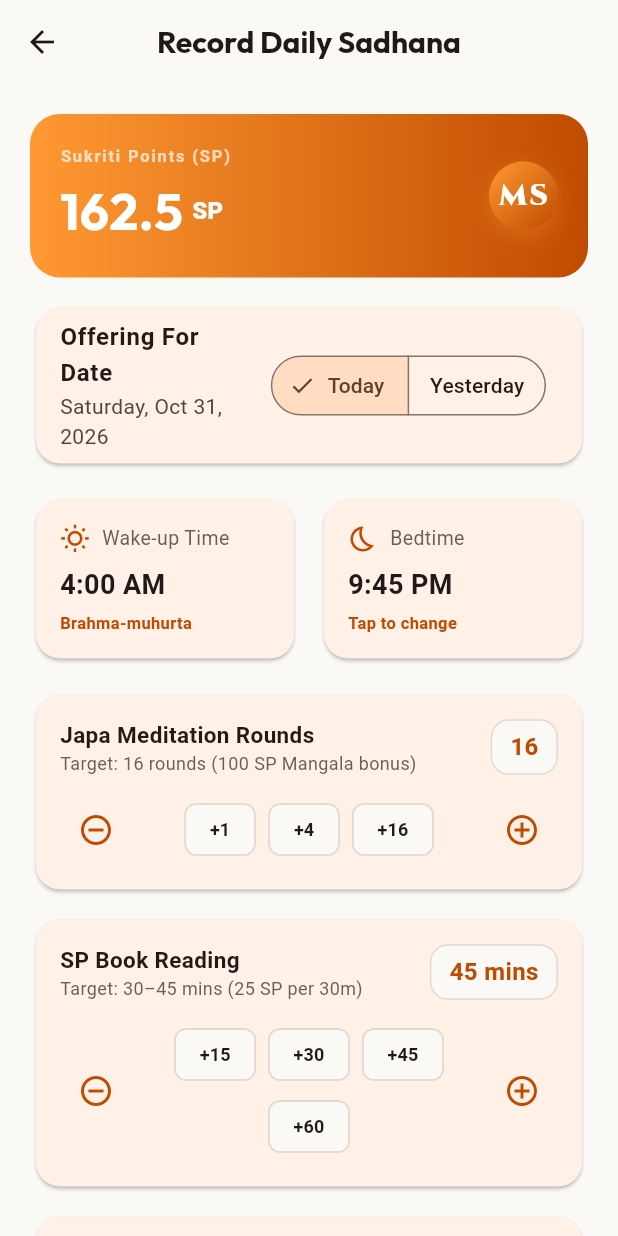
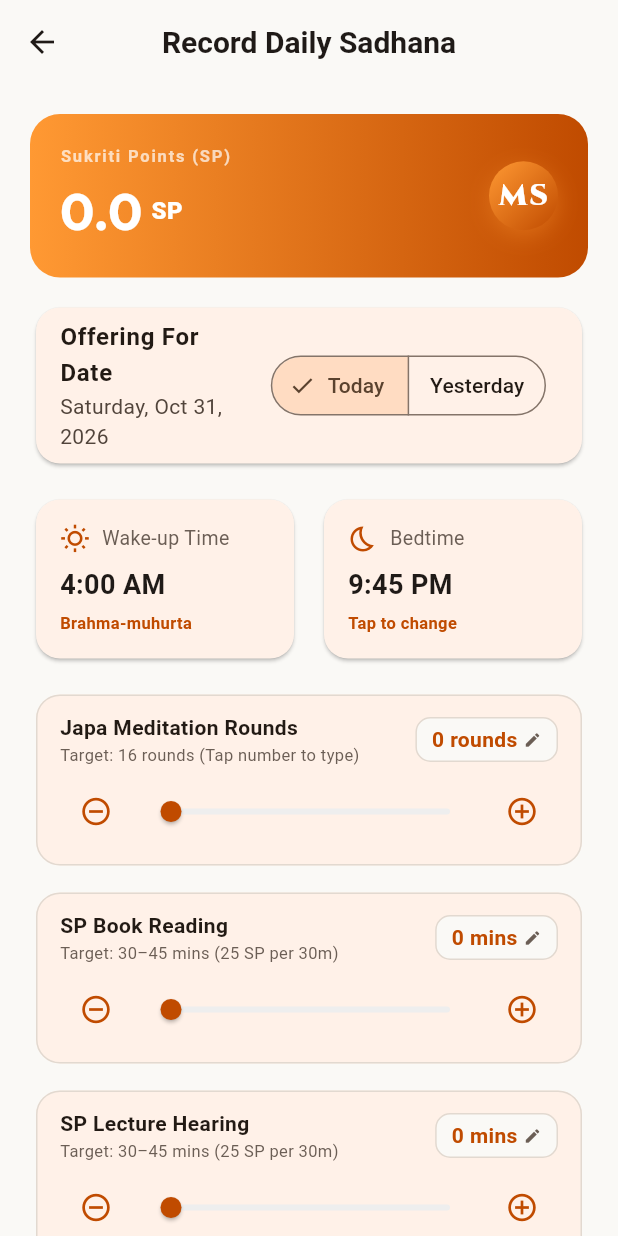
Before and after one commit to terribleuser1/mysadhna, a Flutter app: the screen it shows once a user with an empty profile is signed in, after a tap on "Submit", on a phone screen of 412 x 824 dp. Run offline on Flutter 3.47's test engine with Material 3 defaults, Android fonts, the light colour scheme and no system bars; our stand-ins replace flutter_animate, google_fonts, pdf, printing, shared_preferences, supabase_flutter; accounts and stored records are empty; network calls fail.

Commit message:
release: v1.0.3 - slider controls, performance tuning, and 25MB APK update

```diff
--- a/lib/main.dart
+++ b/lib/main.dart
@@ -217,7 +217,6 @@ class SacredBadge {
   });
 }
 
-// Global Language Controller
 final ValueNotifier<String> appLanguage = ValueNotifier<String>('en');
 
 class AppStrings {
@@ -325,16 +324,16 @@ class MySadhnaApp extends StatelessWidget {
               secondary: AppColors.saffronDark,
               surface: AppColors.cardBg,
             ),
-            appBarTheme: AppBarTheme(
+            appBarTheme: const AppBarTheme(
               backgroundColor: AppColors.creamBg,
               elevation: 0,
               centerTitle: true,
-              titleTextStyle: GoogleFonts.outfit(
+              titleTextStyle: TextStyle(
                 color: AppColors.textDark,
                 fontSize: 20,
                 fontWeight: FontWeight.bold,
               ),
-              iconTheme: const IconThemeData(color: AppColors.textDark),
+              iconTheme: IconThemeData(color: AppColors.textDark),
             ),
           ),
           home: const AuthGate(),
@@ -389,14 +388,9 @@ class MSMonogramLogo extends StatelessWidget {
 // ============================================================================
 // 4. AUTH GATE
 // ============================================================================
-class AuthGate extends StatefulWidget {
+class AuthGate extends StatelessWidget {
   const AuthGate({super.key});
 
-  @override
-  State<AuthGate> createState() => _AuthGateState();
-}
-
-class _AuthGateState extends State<AuthGate> {
   @override
   Widget build(BuildContext context) {
     return StreamBuilder<AuthState>(
@@ -554,7 +548,7 @@ class _OnboardingScreenState extends State<OnboardingScreen> {
                 const MSMonogramLogo(size: 64).animate().scale(duration: 400.ms),
                 const SizedBox(height: 16),
                 Text('My Sadhna', style: GoogleFonts.cinzel(fontSize: 26, fontWeight: FontWeight.bold, color: AppColors.textDark)),
-                Text(isHi ? 'दैनिक साधना एवं सुकृति ट्रैकर' : 'Daily Sadhana & Sukriti Tracker', style: GoogleFonts.outfit(fontSize: 13, color: AppColors.saffronDark, fontWeight: FontWeight.w600, letterSpacing: 1.2)),
+                Text(isHi ? 'दैनिक साधना एवं सुकृति ट्रैकर' : 'Daily Sadhana & Sukriti Tracker', style: const TextStyle(fontSize: 13, color: AppColors.saffronDark, fontWeight: FontWeight.w600, letterSpacing: 1.2)),
                 const SizedBox(height: 24),
                 Container(
                   decoration: BoxDecoration(color: AppColors.creamBg, borderRadius: BorderRadius.circular(12)),
@@ -1445,7 +1439,7 @@ class _DevoteeSelfDashboardScreenState extends State<DevoteeSelfDashboardScreen>
                     onPressed: () => _generatePdfReport(stats),
                   ),
                   const SizedBox(height: 24),
-                  Text(AppStrings.tr('sacred_badges'), style: GoogleFonts.outfit(fontSize: 18, fontWeight: FontWeight.bold, color: AppColors.textDark)),
+                  Text(AppStrings.tr('sacred_badges'), style: const TextStyle(fontSize: 18, fontWeight: FontWeight.bold, color: AppColors.textDark)),
                   const SizedBox(height: 12),
                   Wrap(
                     spacing: 12,
@@ -1491,7 +1485,7 @@ class _DevoteeSelfDashboardScreenState extends State<DevoteeSelfDashboardScreen>
                     }).toList(),
                   ),
                   const SizedBox(height: 24),
-                  Text(AppStrings.tr('recent_offerings'), style: GoogleFonts.outfit(fontSize: 18, fontWeight: FontWeight.bold, color: AppColors.textDark)),
+                  Text(AppStrings.tr('recent_offerings'), style: const TextStyle(fontSize: 18, fontWeight: FontWeight.bold, color: AppColors.textDark)),
                   const SizedBox(height: 12),
                   if (stats.recent.isEmpty)
                     Card(
@@ -1530,7 +1524,7 @@ class _DevoteeSelfDashboardScreenState extends State<DevoteeSelfDashboardScreen>
 }
 
 // ============================================================================
-// 8. DAILY SADHANA SUBMISSION FORM
+// 8. DAILY SADHANA SUBMISSION FORM (Clean Inline Slider Stepper)
 // ============================================================================
 class DailySadhanaEntryScreen extends StatefulWidget {
   final DailyLogData? existingRecord;
@@ -1545,9 +1539,10 @@ class _DailySadhanaEntryScreenState extends State<DailySadhanaEntryScreen> {
   TimeOfDay _wakeUpTime = const TimeOfDay(hour: 4, minute: 0);
   TimeOfDay _bedTime = const TimeOfDay(hour: 21, minute: 45);
 
-  int _rounds = 16;
-  int _spReadingMinutes = 45;
-  int _spLectureMinutes = 30;
+  // Defaults strictly set to 0
+  int _rounds = 0;
+  int _spReadingMinutes = 0;
+  int _spLectureMinutes = 0;
   int _otherHearingMinutes = 0;
   int _shlokasMemorized = 0;
   bool _isSaving = false;
@@ -1636,6 +1631,155 @@ class _DailySadhanaEntryScreenState extends State<DailySadhanaEntryScreen> {
     } finally {
       if (mounted) setState(() => _isSaving = false);
     }
+  }
+
+  void _showDirectValueDialog({
+    required String title,
+    required int currentValue,
+    required int min,
+    required int max,
+    required ValueChanged<int> onSubmitted,
+  }) {
+    final textController = TextEditingController(text: '$currentValue');
+    showDialog(
+      context: context,
+      builder: (ctx) {
+        return AlertDialog(
+          title: Text('Enter $title'),
+          content: TextField(
+            controller: textController,
+            keyboardType: TextInputType.number,
+            autofocus: true,
+            inputFormatters: [FilteringTextInputFormatter.digitsOnly],
+            decoration: InputDecoration(
+              labelText: 'Direct Value ($min - $max)',
+              border: const OutlineInputBorder(),
+            ),
+          ),
+          actions: [
+            TextButton(
+              onPressed: () => Navigator.pop(ctx),
+              child: const Text('Cancel'),
+            ),
+            ElevatedButton(
+              style: ElevatedButton.styleFrom(backgroundColor: AppColors.saffronDark, foregroundColor: Colors.white),
+              onPressed: () {
+                final parsed = int.tryParse(textController.text.trim()) ?? currentValue;
+                onSubmitted(parsed.clamp(min, max));
+                Navigator.pop(ctx);
+              },
+              child: const Text('Set'),
+            ),
+          ],
+        );
+      },
+    );
+  }
+
+  Widget _buildSliderStepperCard({
+    required String title,
+    required String subtitle,
+    required int value,
+    required int min,
+    required int max,
+    required int step,
+    required String unit,
+    required ValueChanged<int> onChanged,
+  }) {
+    return Card(
+      elevation: 0,
+      shape: RoundedRectangleBorder(
+        borderRadius: BorderRadius.circular(16),
+        side: const BorderSide(color: AppColors.borderSubtle),
+      ),
+      child: Padding(
+        padding: const EdgeInsets.symmetric(horizontal: 16, vertical: 12),
+        child: Column(
+          crossAxisAlignment: CrossAxisAlignment.start,
+          children: [
+            Row(
+              mainAxisAlignment: MainAxisAlignment.spaceBetween,
+              children: [
+                Expanded(
+                  child: Column(
+                    crossAxisAlignment: CrossAxisAlignment.start,
+                    children: [
+                      Text(title, style: const TextStyle(fontWeight: FontWeight.bold, fontSize: 14)),
+                      Text(subtitle, style: const TextStyle(color: AppColors.textMuted, fontSize: 11)),
+                    ],
+                  ),
+                ),
+                InkWell(
+                  onTap: () => _showDirectValueDialog(
+                    title: title,
+                    currentValue: value,
+                    min: min,
+                    max: max,
+                    onSubmitted: onChanged,
+                  ),
+                  borderRadius: BorderRadius.circular(10),
+                  child: Container(
+                    padding: const EdgeInsets.symmetric(horizontal: 10, vertical: 4),
+                    decoration: BoxDecoration(
+                      color: AppColors.creamBg,
+                      borderRadius: BorderRadius.circular(10),
+                      border: Border.all(color: AppColors.borderSubtle),
+                    ),
+                    child: Row(
+                      mainAxisSize: MainAxisSize.min,
+                      children: [
+                        Text(
+                          '$value $unit',
+                          style: const TextStyle(fontSize: 14, fontWeight: FontWeight.bold, color: AppColors.saffronDark),
+                        ),
+                        const SizedBox(width: 4),
+                        const Icon(Icons.edit, size: 12, color: AppColors.textMuted),
+                      ],
+                    ),
+                  ),
+                ),
+              ],
+            ),
+            const SizedBox(height: 6),
+            Row(
+              children: [
+                IconButton(
+                  icon: const Icon(Icons.remove_circle_outline, color: AppColors.saffronDark, size: 22),
+                  padding: EdgeInsets.zero,
+                  constraints: const BoxConstraints(),
+                  onPressed: value > min ? () => onChanged((value - step).clamp(min, max)) : null,
+                ),
+                Expanded(
+                  child: SliderTheme(
+                    data: SliderTheme.of(context).copyWith(
+                      activeTrackColor: AppColors.saffronPrimary,
+                      inactiveTrackColor: Colors.grey.shade200,
+                      thumbColor: AppColors.saffronDark,
+                      overlayColor: AppColors.saffronPrimary.withValues(alpha: 0.15),
+                      trackHeight: 4,
+                      thumbShape: const RoundSliderThumbShape(enabledThumbRadius: 7),
+                    ),
+                    child: Slider(
+                      value: value.toDouble(),
+                      min: min.toDouble(),
+                      max: max.toDouble(),
+                      divisions: (max - min) ~/ step,
+                      onChanged: (newVal) => onChanged(newVal.round()),
+                    ),
+                  ),
+                ),
+                IconButton(
+                  icon: const Icon(Icons.add_circle_outline, color: AppColors.saffronDark, size: 22),
+                  padding: EdgeInsets.zero,
+                  constraints: const BoxConstraints(),
+                  onPressed: value < max ? () => onChanged((value + step).clamp(min, max)) : null,
+                ),
+              ],
+            ),
+          ],
+        ),
+      ),
+    );
   }
 
   @override
@@ -1720,16 +1864,61 @@ class _DailySadhanaEntryScreenState extends State<DailySadhanaEntryScreen> {
                 ],
               ),
               const SizedBox(height: 16),
-              _stepperCard('Japa Meditation Rounds', 'Target: 16 rounds (100 SP Mangala bonus)', _rounds, [1, 4, 16], 0, 64, null, (v) => setState(() => _rounds = v)),
-              const SizedBox(height: 12),
-              _stepperCard(AppStrings.tr('sp_reading'), 'Target: 30–45 mins (25 SP per 30m)', _spReadingMinutes, [15, 30, 45, 60], 0, 300, 'mins', (v) => setState(() => _spReadingMinutes = v)),
-              const SizedBox(height: 12),
-              _stepperCard(AppStrings.tr('sp_hearing'), 'Target: 30–45 mins (25 SP per 30m)', _spLectureMinutes, [15, 30, 45, 60], 0, 300, 'mins', (v) => setState(() => _spLectureMinutes = v)),
-              const SizedBox(height: 12),
-              _stepperCard(AppStrings.tr('other_hearing'), 'Kirtan / Katha (25 SP per 30m)', _otherHearingMinutes, [15, 30, 60], 0, 300, 'mins', (v) => setState(() => _otherHearingMinutes = v)),
-              const SizedBox(height: 12),
-              _stepperCard(AppStrings.tr('shlokas'), '+50 SP earned per memorized verse', _shlokasMemorized, [1, 2], 0, 20, 'shlokas', (v) => setState(() => _shlokasMemorized = v)),
-              const SizedBox(height: 24),
+              _buildSliderStepperCard(
+                title: 'Japa Meditation Rounds',
+                subtitle: 'Target: 16 rounds (Tap number to type)',
+                value: _rounds,
+                min: 0,
+                max: 64,
+                step: 1,
+                unit: 'rounds',
+                onChanged: (v) => setState(() => _rounds = v),
+              ),
+              const SizedBox(height: 10),
+              _buildSliderStepperCard(
+                title: AppStrings.tr('sp_reading'),
+                subtitle: 'Target: 30–45 mins (25 SP per 30m)',
+                value: _spReadingMinutes,
+                min: 0,
+                max: 180,
+                step: 5,
+                unit: 'mins',
+                onChanged: (v) => setState(() => _spReadingMinutes = v),
+              ),
+              const SizedBox(height: 10),
+              _buildSliderStepperCard(
+                title: AppStrings.tr('sp_hearing'),
+                subtitle: 'Target: 30–45 mins (25 SP per 30m)',
+                value: _spLectureMinutes,
+                min: 0,
+                max: 180,
+                step: 5,
+                unit: 'mins',
+                onChanged: (v) => setState(() => _spLectureMinutes = v),
+              ),
+              const SizedBox(height: 10),
+              _buildSliderStepperCard(
+                title: AppStrings.tr('other_hearing'),
+                subtitle: 'Kirtan / Katha (25 SP per 30m)',
+                value: _otherHearingMinutes,
+                min: 0,
+                max: 180,
+                step: 5,
+                unit: 'mins',
+                onChanged: (v) => setState(() => _otherHearingMinutes = v),
+              ),
+              const SizedBox(height: 10),
+              _buildSliderStepperCard(
+                title: AppStrings.tr('shlokas'),
+                subtitle: '+50 SP earned per memorized verse',
+                value: _shlokasMemorized,
+                min: 0,
+                max: 20,
+                step: 1,
+                unit: 'shlokas',
+                onChanged: (v) => setState(() => _shlokasMemorized = v),
+              ),
+              const SizedBox(height: 20),
               SizedBox(
                 width: double.infinity,
                 height: 52,
@@ -1769,57 +1958,6 @@ class _DailySadhanaEntryScreenState extends State<DailySadhanaEntryScreen> {
       ),
     );
   }
-
-  Widget _stepperCard(String label, String subtitle, int currentValue, List<int> pills, int min, int max, String? unit, ValueChanged<int> onChanged) {
-    return Card(
-      shape: RoundedRectangleBorder(borderRadius: BorderRadius.circular(16)),
-      child: Padding(
-        padding: const EdgeInsets.all(16),
-        child: Column(
-          crossAxisAlignment: CrossAxisAlignment.start,
-          children: [
-            Row(
-              mainAxisAlignment: MainAxisAlignment.spaceBetween,
-              children: [
-                Expanded(child: Column(crossAxisAlignment: CrossAxisAlignment.start, children: [Text(label, style: const TextStyle(fontWeight: FontWeight.bold, fontSize: 15)), Text(subtitle, style: const TextStyle(color: AppColors.textMuted, fontSize: 12))])),
-                Container(
-                  padding: const EdgeInsets.symmetric(horizontal: 12, vertical: 6),
-                  decoration: BoxDecoration(color: AppColors.creamBg, borderRadius: BorderRadius.circular(12), border: Border.all(color: AppColors.borderSubtle)),
-                  child: Text(unit != null ? '$currentValue $unit' : '$currentValue', style: const TextStyle(fontSize: 16, fontWeight: FontWeight.bold, color: AppColors.saffronDark)),
-                ),
-              ],
-            ),
-            const SizedBox(height: 12),
-            Row(
-              children: [
-                IconButton(icon: const Icon(Icons.remove_circle_outline, color: AppColors.saffronDark), onPressed: currentValue > min ? () => onChanged(currentValue - 1) : null),
-                Expanded(
-                  child: Wrap(
-                    spacing: 8,
-                    alignment: WrapAlignment.center,
-                    children: pills.map((p) {
-                      return ActionChip(
-                        label: Text('+$p'),
-                        backgroundColor: AppColors.creamBg,
-                        side: const BorderSide(color: AppColors.borderSubtle),
-                        labelStyle: const TextStyle(fontWeight: FontWeight.bold, color: AppColors.textDark, fontSize: 12),
-                        onPressed: () {
-                          HapticFeedback.selectionClick();
-                          final newVal = currentValue + p;
-                          onChanged(newVal > max ? max : newVal);
-                        },
-                      );
-                    }).toList(),
-                  ),
-                ),
-                IconButton(icon: const Icon(Icons.add_circle_outline, color: AppColors.saffronDark), onPressed: currentValue < max ? () => onChanged(currentValue + 1) : null),
-              ],
-            ),
-          ],
-        ),
-      ),
-    );
-  }
 }
 
 // ============================================================================
@@ -1925,7 +2063,7 @@ class _SuperAdminConsoleScreenState extends State<SuperAdminConsoleScreen> {
 }
 
 // ============================================================================
-// 10. PREACHER CONSOLE (Inactivity Alert Badge, Notes & Direct Comms)
+// 10. PREACHER CONSOLE
 // ============================================================================
 class PreacherConsoleScreen extends StatefulWidget {
   const PreacherConsoleScreen({super.key});
@@ -2052,7 +2190,7 @@ class _PreacherConsoleScreenState extends State<PreacherConsoleScreen> {
                         child: Column(
                           crossAxisAlignment: CrossAxisAlignment.start,
                           children: [
-                            Text(devotee.fullName, style: GoogleFonts.outfit(fontSize: 20, fontWeight: FontWeight.bold)),
+                            Text(devotee.fullName, style: const TextStyle(fontSize: 20, fontWeight: FontWeight.bold)),
                             Text('Sadhana Report for ${DateFormat('MMMM yyyy').format(selectedMonth)}', style: const TextStyle(color: AppColors.textMuted, fontSize: 13)),
                           ],
                         ),
@@ -2185,7 +2323,7 @@ class _PreacherConsoleScreenState extends State<PreacherConsoleScreen> {
                 Row(
                   mainAxisAlignment: MainAxisAlignment.spaceBetween,
                   children: [
-                    Text('My Counselees (${_counselees.length})', style: GoogleFonts.outfit(fontSize: 18, fontWeight: FontWeight.bold, color: AppColors.textDark)),
+                    Text('My Counselees (${_counselees.length})', style: const TextStyle(fontSize: 18, fontWeight: FontWeight.bold, color: AppColors.textDark)),
                   ],
                 ),
                 const SizedBox(height: 16),
@@ -2351,17 +2489,14 @@ class WebApkDownloadBanner extends StatelessWidget {
   const WebApkDownloadBanner({super.key});
 
   void _triggerDownloadAndShowDialog(BuildContext context) async {
-    // Resolve absolute URL using the current browser domain/port
     final apkUri = Uri.base.resolve('downloads/my_sadhna.apk');
-
     try {
       await launchUrl(
         apkUri,
         mode: LaunchMode.externalApplication,
-        webOnlyWindowName: '_self', // Triggers browser download without popup blockers
+        webOnlyWindowName: '_self',
       );
     } catch (_) {
-      // Fallback direct launch if browser blocks external app mode
       await launchUrl(apkUri, webOnlyWindowName: '_blank');
     }
 
@@ -2370,8 +2505,8 @@ class WebApkDownloadBanner extends StatelessWidget {
         context: context,
         builder: (ctx) => AlertDialog(
           shape: RoundedRectangleBorder(borderRadius: BorderRadius.circular(20)),
-          title: Row(
-            children: const [
+          title: const Row(
+            children: [
               Icon(Icons.check_circle_outline, color: AppColors.tulsiGreen, size: 28),
               SizedBox(width: 10),
               Text('Thanks for Downloading!', style: TextStyle(fontSize: 18, fontWeight: FontWeight.bold)),
@@ -2460,10 +2595,10 @@ class WebApkDownloadBanner extends StatelessWidget {
             child: const Icon(Icons.android, color: AppColors.tulsiGreen, size: 28),
           ),
           const SizedBox(width: 14),
-          Expanded(
+          const Expanded(
             child: Column(
               crossAxisAlignment: CrossAxisAlignment.start,
-              children: const [
+              children: [
                 Text(
                   'Get the Android App',
                   style: TextStyle(fontWeight: FontWeight.bold, fontSize: 15, color: AppColors.textDark),
@@ -2564,7 +2699,6 @@ class _ProfileDashboardScreenState extends State<ProfileDashboardScreen> {
                 ),
               ),
               const SizedBox(height: 16),
-              // Web download card (auto-hides on APK)
               const WebApkDownloadBanner(),
               const SizedBox(height: 16),
               OutlinedButton(
--- a/pubspec.yaml
+++ b/pubspec.yaml
@@ -16,7 +16,7 @@ publish_to: 'none' # Remove this line if you wish to publish to pub.dev
 # https://developer.apple.com/library/archive/documentation/General/Reference/InfoPlistKeyReference/Articles/CoreFoundationKeys.html
 # In Windows, build-name is used as the major, minor, and patch parts
 # of the product and file versions while build-number is used as the build suffix.
-version: 1.0.2+3
+version: 1.0.3+4
 
 environment:
   sdk: ^3.13.7
```
Also changed, not shown: 1 other file.
